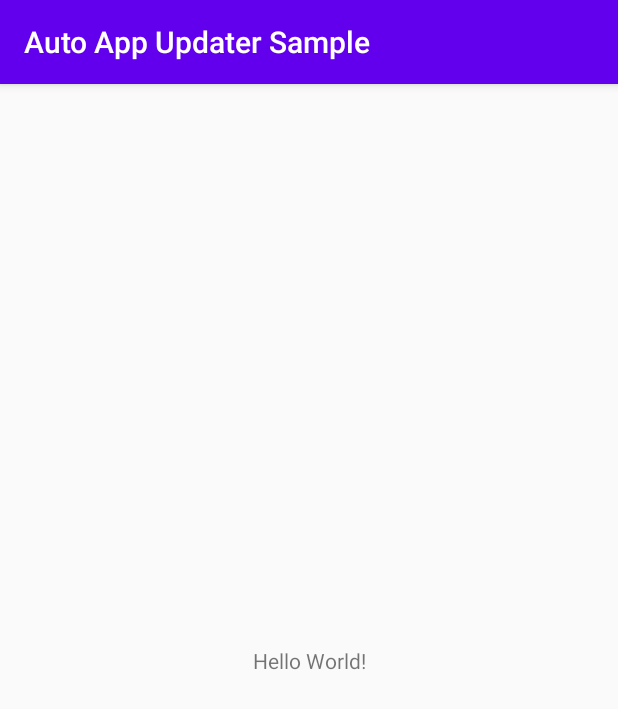
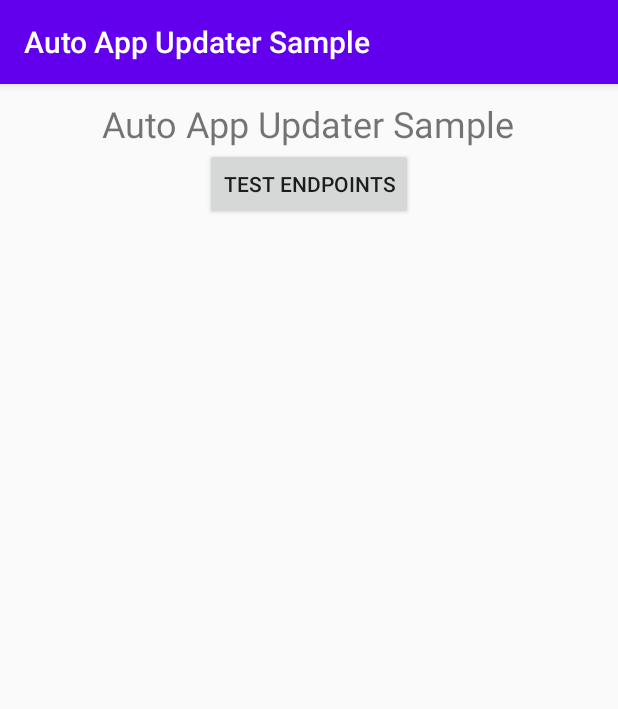
Before and after one commit to pcchin/auto-app-updater, an Android app: the screen it shows after launch (MainActivity), on a phone screen of 412 x 824 dp. Shown: the top 709 px of the screen. Run offline under Robolectric (Android 15) with nearby library versions, the phone set to English and light mode, and no system bars.

```diff
--- a/app/src/main/java/com/pcchin/aausample/MainActivity.java
+++ b/app/src/main/java/com/pcchin/aausample/MainActivity.java
@@ -14,19 +14,36 @@
 package com.pcchin.aausample;
 
 import android.os.Bundle;
+import android.widget.Toast;
 
 import androidx.appcompat.app.AppCompatActivity;
 
-import com.pcchin.auto_app_updater.AutoAppUpdater;
+import com.pcchin.aausample.testing.GitHubEndpointTest;
+import com.pcchin.aausample.testing.GitLabEndpointTest;
+import com.pcchin.aausample.testing.GiteaEndpointTest;
+import com.pcchin.aausample.testing.JSONArrayEndpointTest;
+import com.pcchin.aausample.testing.JSONObjectEndpointTest;
+import com.pcchin.auto_app_updater.utils.UpdaterFunctions;
 
 public class MainActivity extends AppCompatActivity {
     @Override
     protected void onCreate(Bundle savedInstanceState) {
         super.onCreate(savedInstanceState);
         setContentView(R.layout.activity_main);
-        AutoAppUpdater updater = new AutoAppUpdater.Builder(MainActivity.this, getSupportFragmentManager(), getPackageName() + ".ContentProvider")
-                .setUpdateType(AutoAppUpdater.UpdateType.DIFFERENCE)
-                .create();
-        updater.run();
+        if (UpdaterFunctions.isConnected(MainActivity.this)) {
+            findViewById(R.id.testEndpoints).setOnClickListener(view -> {
+                Toast.makeText(MainActivity.this, "View results through Logcat", Toast.LENGTH_SHORT).show();
+                // The auth keys and tokens here are just for testing, no need to insert your own
+                new Thread(() -> new GiteaEndpointTest(MainActivity.this)).start();
+                new Thread(() -> new GitHubEndpointTest(MainActivity.this, null)).start();
+                new Thread(() -> new GitLabEndpointTest(MainActivity.this, null, null)).start();
+                new Thread(() -> new JSONArrayEndpointTest(MainActivity.this)).start();
+                new Thread(() -> new JSONObjectEndpointTest(MainActivity.this)).start();
+            });
+        } else {
+            findViewById(R.id.testEndpoints).setOnClickListener( view -> Toast.makeText(
+                    MainActivity.this, "Internet connection is required for this " +
+                            "operation", Toast.LENGTH_SHORT).show());
+        }
     }
 }
--- a/app/src/main/res/layout/activity_main.xml
+++ b/app/src/main/res/layout/activity_main.xml
@@ -12,20 +12,34 @@
   ~ limitations under the License.
   -->
 
-<androidx.constraintlayout.widget.ConstraintLayout xmlns:android="http://schemas.android.com/apk/res/android"
-    xmlns:app="http://schemas.android.com/apk/res-auto"
+<ScrollView xmlns:android="http://schemas.android.com/apk/res/android"
     xmlns:tools="http://schemas.android.com/tools"
+    android:id="@+id/scroll"
     android:layout_width="match_parent"
     android:layout_height="match_parent"
+    android:orientation="vertical"
     tools:context=".MainActivity">
 
-    <TextView
-        android:layout_width="wrap_content"
+    <LinearLayout
+        android:id="@+id/linear"
+        android:layout_width="match_parent"
         android:layout_height="wrap_content"
-        android:text="Hello World!"
-        app:layout_constraintBottom_toBottomOf="parent"
-        app:layout_constraintLeft_toLeftOf="parent"
-        app:layout_constraintRight_toRightOf="parent"
-        app:layout_constraintTop_toTopOf="parent" />
+        android:gravity="center_horizontal"
+        android:orientation="vertical"
+        android:padding="10sp">
 
-</androidx.constraintlayout.widget.ConstraintLayout>
+        <TextView
+            android:id="@+id/title"
+            android:layout_width="wrap_content"
+            android:layout_height="wrap_content"
+            android:text="@string/app_name"
+            android:textSize="24sp" />
+
+        <Button
+            android:id="@+id/testEndpoints"
+            android:layout_width="wrap_content"
+            android:layout_height="wrap_content"
+            android:text="@string/test_endpoints" />
+    </LinearLayout>
+
+</ScrollView>
--- a/app/src/main/res/values/strings.xml
+++ b/app/src/main/res/values/strings.xml
@@ -13,4 +13,5 @@
 
 <resources>
     <string name="app_name">Auto App Updater Sample</string>
+    <string name="test_endpoints">Test Endpoints</string>
 </resources>
--- a/auto-app-updater/src/main/java/com/pcchin/auto_app_updater/AutoAppUpdater.java
+++ b/auto-app-updater/src/main/java/com/pcchin/auto_app_updater/AutoAppUpdater.java
@@ -56,9 +56,7 @@ public class AutoAppUpdater {
         deletePreviousAPKs();
     }
 
-    /** Delete the previous APKs that are downloaded from the app.
-     * This is required due to the following restriction:
-     * https://medium.com/@anupamchugh/a-nightmare-with-shared-preferences-and-stringset-c53f39f1ef52 **/
+    /** Delete the previous APKs that are downloaded from the app.**/
     public void deletePreviousAPKs() {
         SharedPreferences sharedPref = context.getSharedPreferences("com.pcchin.auto_app_updater", Context.MODE_PRIVATE);
         Set<String> previousApkList = UpdaterFunctions.getStringSet(sharedPref);
--- a/auto-app-updater/src/main/java/com/pcchin/auto_app_updater/utils/UpdaterFunctions.java
+++ b/auto-app-updater/src/main/java/com/pcchin/auto_app_updater/utils/UpdaterFunctions.java
@@ -105,7 +105,9 @@ public class UpdaterFunctions {
     }
 
     /** Gets the set of Strings of the downloaded APKs.
-     * Returns a new HashSet if no values are found. **/
+     * Returns a new HashSet if no values are found.
+     * This is required due to the following restriction:
+     * https://medium.com/@anupamchugh/a-nightmare-with-shared-preferences-and-stringset-c53f39f1ef52**/
     @NonNull
     public static Set<String> getStringSet(@NonNull SharedPreferences sharedPref) {
         Set<String> sharedPrefValues = sharedPref.getStringSet("previousApkList", null);
--- a/build.gradle
+++ b/build.gradle
@@ -37,7 +37,3 @@ allprojects {
         options.addStringOption('encoding', 'UTF-8')
     }
 }
-
-task clean(type: Delete) {
-    delete rootProject.buildDir
-}
```
Also changed, not shown: app/build.gradle (+9 -0 lines), app/src/main/java/com/pcchin/aausample/testing/DialogTest.java (added, +43 -0 lines), app/src/main/java/com/pcchin/aausample/testing/GitHubEndpointTest.java (added, +61 -0 lines), app/src/main/java/com/pcchin/aausample/testing/GitLabEndpointTest.java (added, +60 -0 lines), app/src/main/java/com/pcchin/aausample/testing/GiteaEndpointTest.java (added, +54 -0 lines), app/src/main/java/com/pcchin/aausample/testing/JSONArrayEndpointTest.java (added, +53 -0 lines), app/src/main/java/com/pcchin/aausample/testing/JSONObjectEndpointTest.java (added, +287 -0 lines), auto-app-updater/src/main/java/com/pcchin/auto_app_updater/endpoint/Endpoint.java (+5 -3 lines), 1 other file.
